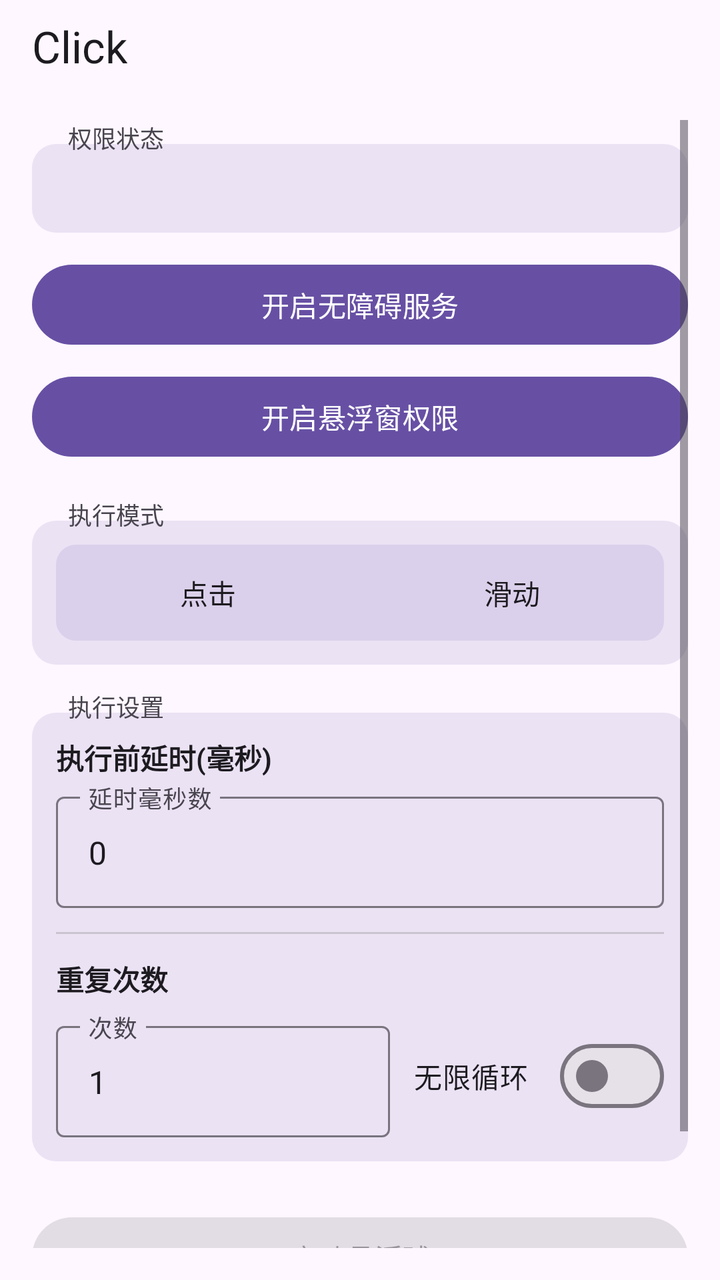
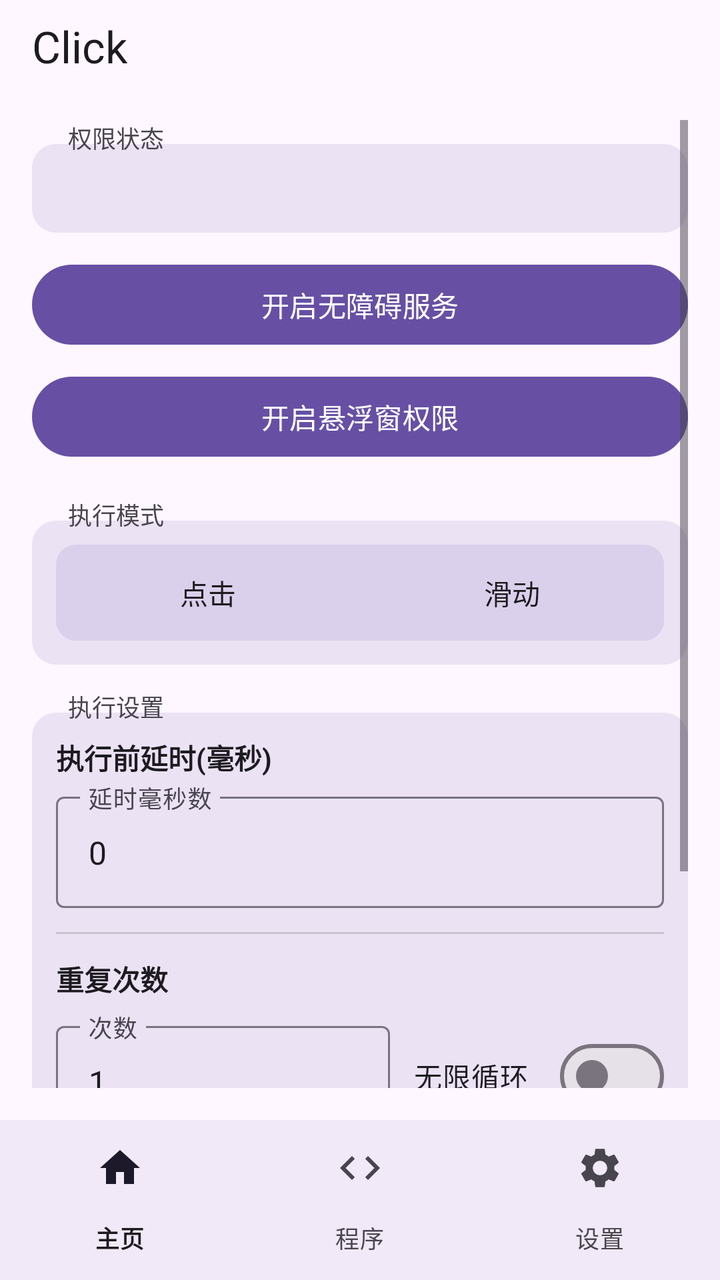

The first picture is an Android layout as it rendered before a commit; the second is the same layout after the commit. The layout source and the unified diff follow.
<!-- AndroidManifest.xml: activity theme Theme.Click -->
<!-- res/layout/activity_main.xml -->
<?xml version="1.0" encoding="utf-8"?>
<LinearLayout xmlns:android="http://schemas.android.com/apk/res/android"
    xmlns:app="http://schemas.android.com/apk/res-auto"
    android:layout_width="match_parent"
    android:layout_height="match_parent"
    android:orientation="vertical">

    
    <com.google.android.material.appbar.MaterialToolbar
        android:id="@+id/toolbar"
        android:layout_width="match_parent"
        android:layout_height="44dp"
        android:minHeight="44dp"
        android:paddingTop="2dp"
        android:background="?attr/colorSurface"
        app:title="Click"
        app:titleTextColor="?attr/colorOnSurface" />

    
    <ScrollView
        android:id="@+id/home_content"
        android:layout_width="match_parent"
        android:layout_height="match_parent"
        android:padding="16dp">

        <LinearLayout
            android:layout_width="match_parent"
            android:layout_height="wrap_content"
            android:orientation="vertical">

            
            <TextView
                android:layout_width="wrap_content"
                android:layout_height="wrap_content"
                android:text="权限状态"
                android:textSize="12sp"
                android:textColor="?attr/colorOnSurfaceVariant"
                android:background="@android:color/transparent"
                android:paddingHorizontal="6dp"
                android:layout_marginStart="12dp"
                android:layout_marginBottom="-6dp"
                android:elevation="2dp" />

            
            <LinearLayout
                android:layout_width="match_parent"
                android:layout_height="wrap_content"
                android:orientation="vertical"
                android:background="@drawable/section_border"
                android:padding="12dp">

                <TextView
                    android:id="@+id/statusText"
                    android:layout_width="match_parent"
                    android:layout_height="wrap_content"
                    android:gravity="start"
                    android:textSize="15sp"
                    android:textStyle="bold"
                    android:textColor="?attr/colorOnSurface" />
            </LinearLayout>

            <Button
                android:id="@+id/btnEnableService"
                android:layout_width="match_parent"
                android:layout_height="wrap_content"
                android:layout_marginTop="12dp"
                android:text="开启无障碍服务" />

            <Button
                android:id="@+id/btnEnableOverlay"
                android:layout_width="match_parent"
                android:layout_height="wrap_content"
                android:layout_marginTop="8dp"
                android:text="开启悬浮窗权限" />

            
            <TextView
                android:layout_width="wrap_content"
                android:layout_height="wrap_content"
                android:layout_marginTop="16dp"
                android:text="执行模式"
                android:textSize="12sp"
                android:textColor="?attr/colorOnSurfaceVariant"
                android:background="@android:color/transparent"
                android:paddingHorizontal="6dp"
                android:layout_marginStart="12dp"
                android:layout_marginBottom="-6dp"
                android:elevation="2dp" />

            
            <LinearLayout
                android:layout_width="match_parent"
                android:layout_height="wrap_content"
                android:orientation="vertical"
                android:background="@drawable/section_border"
                android:padding="12dp">

                <FrameLayout
                    android:layout_width="match_parent"
                    android:layout_height="wrap_content"
                    android:background="@drawable/segment_bg">

                    <View
                        android:id="@+id/modeIndicator"
                        android:layout_width="0dp"
                        android:layout_height="36dp"
                        android:layout_gravity="center_vertical"
                        android:layout_marginStart="4dp"
                        android:background="@drawable/segment_selected" />

                    <LinearLayout
                        android:layout_width="match_parent"
                        android:layout_height="wrap_content"
                        android:orientation="horizontal">

                        <Button
                            android:id="@+id/radioClick"
                            android:layout_width="0dp"
                            android:layout_height="wrap_content"
                            android:layout_weight="1"
                            android:text="点击"
                            android:background="@android:color/transparent"
                            android:textColor="@color/btn_text_selector" />

                        <Button
                            android:id="@+id/radioSwipe"
                            android:layout_width="0dp"
                            android:layout_height="wrap_content"
                            android:layout_weight="1"
                            android:text="滑动"
                            android:background="@android:color/transparent"
                            android:textColor="@color/btn_text_selector" />
                    </LinearLayout>
                </FrameLayout>

                <LinearLayout
                    android:id="@+id/swipeParams"
                    android:layout_width="match_parent"
                    android:layout_height="wrap_content"
                    android:orientation="vertical"
                    android:visibility="gone"
                    android:layout_marginTop="12dp">

                    <View
                        android:layout_width="match_parent"
                        android:layout_height="1dp"
                        android:background="?attr/colorOutlineVariant" />

                    <TextView
                        android:layout_width="wrap_content"
                        android:layout_height="wrap_content"
                        android:layout_marginTop="12dp"
                        android:text="滑动方式"
                        android:textSize="13sp"
                        android:textStyle="bold"
                        android:textColor="?attr/colorOnSurface" />

                    <FrameLayout
                        android:layout_width="match_parent"
                        android:layout_height="wrap_content"
                        android:layout_marginTop="8dp"
                        android:background="@drawable/segment_bg">

                        <View
                            android:id="@+id/swipeMethodIndicator"
                            android:layout_width="0dp"
                            android:layout_height="36dp"
                            android:layout_gravity="center_vertical"
                            android:layout_marginStart="4dp"
                            android:background="@drawable/segment_selected" />

                        <LinearLayout
                            android:layout_width="match_parent"
                            android:layout_height="wrap_content"
                            android:orientation="horizontal">

                            <Button
                                android:id="@+id/radioSwipeManual"
                                android:layout_width="0dp"
                                android:layout_height="wrap_content"
                                android:layout_weight="1"
                                android:text="手动参数"
                                android:background="@android:color/transparent"
                                android:textColor="@color/btn_text_selector" />

                            <Button
                                android:id="@+id/radioSwipeGesture"
                                android:layout_width="0dp"
                                android:layout_height="wrap_content"
                                android:layout_weight="1"
                                android:text="手势录制"
                                android:background="@android:color/transparent"
                                android:textColor="@color/btn_text_selector" />
                        </LinearLayout>
                    </FrameLayout>

                    <LinearLayout
                        android:id="@+id/manualSwipeParams"
                        android:layout_width="match_parent"
                        android:layout_height="wrap_content"
                        android:orientation="vertical"
                        android:layout_marginTop="12dp">

                        <TextView
                            android:layout_width="wrap_content"
                            android:layout_height="wrap_content"
                            android:text="起点"
                            android:textSize="13sp"
                            android:textColor="?attr/colorPrimary" />

                        <LinearLayout
                            android:layout_width="match_parent"
                            android:layout_height="wrap_content"
                            android:layout_marginTop="4dp"
                            android:orientation="horizontal">

                            <com.google.android.material.textfield.TextInputLayout
                                android:layout_width="0dp"
                                android:layout_height="wrap_content"
                                android:layout_weight="1"
                                android:layout_marginEnd="4dp"
                                android:hint="起点 X (横向坐标)"
                                style="@style/Widget.Material3.TextInputLayout.OutlinedBox">

                                <com.google.android.material.textfield.TextInputEditText
                                    android:id="@+id/inputSwipeX1"
                                    android:layout_width="match_parent"
                                    android:layout_height="wrap_content"
                                    android:inputType="numberDecimal" />
                            </com.google.android.material.textfield.TextInputLayout>

                            <com.google.android.material.textfield.TextInputLayout
                                android:layout_width="0dp"
                                android:layout_height="wrap_content"
                                android:layout_weight="1"
                                android:layout_marginStart="4dp"
                                android:hint="起点 Y (纵向坐标)"
                                style="@style/Widget.Material3.TextInputLayout.OutlinedBox">

                                <com.google.android.material.textfield.TextInputEditText
                                    android:id="@+id/inputSwipeY1"
                                    android:layout_width="match_parent"
                                    android:layout_height="wrap_content"
                                    android:inputType="numberDecimal" />
                            </com.google.android.material.textfield.TextInputLayout>
                        </LinearLayout>

                        <TextView
                            android:layout_width="wrap_content"
                            android:layout_height="wrap_content"
                            android:layout_marginTop="8dp"
                            android:text="终点"
                            android:textSize="13sp"
                            android:textColor="?attr/colorPrimary" />

                        <LinearLayout
                            android:layout_width="match_parent"
                            android:layout_height="wrap_content"
                            android:layout_marginTop="4dp"
                            android:orientation="horizontal">

                            <com.google.android.material.textfield.TextInputLayout
                                android:layout_width="0dp"
                                android:layout_height="wrap_content"
                                android:layout_weight="1"
                                android:layout_marginEnd="4dp"
                                android:hint="终点 X (横向坐标)"
                                style="@style/Widget.Material3.TextInputLayout.OutlinedBox">

                                <com.google.android.material.textfield.TextInputEditText
                                    android:id="@+id/inputSwipeX2"
                                    android:layout_width="match_parent"
                                    android:layout_height="wrap_content"
                                    android:inputType="numberDecimal" />
                            </com.google.android.material.textfield.TextInputLayout>

                            <com.google.android.material.textfield.TextInputLayout
                                android:layout_width="0dp"
                                android:layout_height="wrap_content"
                                android:layout_weight="1"
                                android:layout_marginStart="4dp"
                                android:hint="终点 Y (纵向坐标)"
                                style="@style/Widget.Material3.TextInputLayout.OutlinedBox">

                                <com.google.android.material.textfield.TextInputEditText
                                    android:id="@+id/inputSwipeY2"
                                    android:layout_width="match_parent"
                                    android:layout_height="wrap_content"
                                    android:inputType="numberDecimal" />
                            </com.google.android.material.textfield.TextInputLayout>
                        </LinearLayout>

                        <TextView
                            android:layout_width="wrap_content"
                            android:layout_height="wrap_content"
                            android:layout_marginTop="8dp"
                            android:text="时长"
                            android:textSize="13sp"
                            android:textColor="?attr/colorPrimary" />

                        <com.google.android.material.textfield.TextInputLayout
                            android:layout_width="match_parent"
                            android:layout_height="wrap_content"
                            android:layout_marginTop="4dp"
                            android:hint="滑动耗时(毫秒)"
                            style="@style/Widget.Material3.TextInputLayout.OutlinedBox">

                            <com.google.android.material.textfield.TextInputEditText
                                android:id="@+id/inputSwipeDuration"
                                android:layout_width="match_parent"
                                android:layout_height="wrap_content"
                                android:inputType="number" />
                        </com.google.android.material.textfield.TextInputLayout>
                    </LinearLayout>

                    <LinearLayout
                        android:id="@+id/gestureSwipeSection"
                        android:layout_width="match_parent"
                        android:layout_height="wrap_content"
                        android:orientation="vertical"
                        android:visibility="gone"
                        android:layout_marginTop="12dp">

                        <TextView
                            android:id="@+id/lblRecordedStatus"
                            android:layout_width="wrap_content"
                            android:layout_height="wrap_content"
                            android:text=""
                            android:textSize="13sp"
                            android:textColor="?attr/colorPrimary" />

                        <Button
                            android:id="@+id/btnRecordGesture"
                            android:layout_width="match_parent"
                            android:layout_height="wrap_content"
                            android:layout_marginTop="8dp"
                            android:text="录制手势 (在屏幕上滑动)" />
                    </LinearLayout>
                </LinearLayout>
            </LinearLayout>

            
            <TextView
                android:layout_width="wrap_content"
                android:layout_height="wrap_content"
                android:layout_marginTop="12dp"
                android:text="执行设置"
                android:textSize="12sp"
                android:textColor="?attr/colorOnSurfaceVariant"
                android:background="@android:color/transparent"
                android:paddingHorizontal="6dp"
                android:layout_marginStart="12dp"
                android:layout_marginBottom="-6dp"
                android:elevation="2dp" />

            
            <LinearLayout
                android:layout_width="match_parent"
                android:layout_height="wrap_content"
                android:orientation="vertical"
                android:background="@drawable/section_border"
                android:padding="12dp">

                <TextView
                    android:layout_width="wrap_content"
                    android:layout_height="wrap_content"
                    android:text="执行前延时(毫秒)"
                    android:textSize="14sp"
                    android:textStyle="bold"
                    android:textColor="?attr/colorOnSurface" />

                <com.google.android.material.textfield.TextInputLayout
                    android:layout_width="match_parent"
                    android:layout_height="wrap_content"
                    android:layout_marginTop="4dp"
                    android:hint="延时毫秒数"
                    style="@style/Widget.Material3.TextInputLayout.OutlinedBox">

                    <com.google.android.material.textfield.TextInputEditText
                        android:id="@+id/inputDelay"
                        android:layout_width="match_parent"
                        android:layout_height="wrap_content"
                        android:inputType="number"
                        android:text="0" />
                </com.google.android.material.textfield.TextInputLayout>

                <View
                    android:layout_width="match_parent"
                    android:layout_height="1dp"
                    android:layout_marginTop="12dp"
                    android:background="?attr/colorOutlineVariant" />

                <TextView
                    android:layout_width="wrap_content"
                    android:layout_height="wrap_content"
                    android:layout_marginTop="12dp"
                    android:text="重复次数"
                    android:textSize="14sp"
                    android:textStyle="bold"
                    android:textColor="?attr/colorOnSurface" />

                <LinearLayout
                    android:layout_width="match_parent"
                    android:layout_height="wrap_content"
                    android:layout_marginTop="8dp"
                    android:orientation="horizontal"
                    android:gravity="center_vertical">

                    <com.google.android.material.textfield.TextInputLayout
                        android:layout_width="0dp"
                        android:layout_height="wrap_content"
                        android:layout_weight="1"
                        android:hint="次数"
                        style="@style/Widget.Material3.TextInputLayout.OutlinedBox">

                        <com.google.android.material.textfield.TextInputEditText
                            android:id="@+id/inputRepeat"
                            android:layout_width="match_parent"
                            android:layout_height="wrap_content"
                            android:inputType="number"
                            android:text="1" />
                    </com.google.android.material.textfield.TextInputLayout>

                    <com.google.android.material.materialswitch.MaterialSwitch
                        android:id="@+id/checkInfinite"
                        android:layout_width="wrap_content"
                        android:layout_height="wrap_content"
                        android:layout_marginStart="12dp"
                        android:text="无限循环" />
                </LinearLayout>
            </LinearLayout>

            <FrameLayout
                android:layout_width="match_parent"
                android:layout_height="wrap_content"
                android:layout_marginTop="24dp">

                <Button
                    android:id="@+id/btnStartFloating"
                    android:layout_width="match_parent"
                    android:layout_height="wrap_content"
                    android:text="启动悬浮球"
                    android:enabled="false" />

                <View
                    android:id="@+id/btnStartOverlay"
                    android:layout_width="match_parent"
                    android:layout_height="match_parent"
                    android:background="@android:color/transparent"
                    android:clickable="true"
                    android:visibility="gone" />
            </FrameLayout>

            <Button
                android:id="@+id/btnStopFloating"
                android:layout_width="match_parent"
                android:layout_height="wrap_content"
                android:layout_marginTop="8dp"
                android:text="停止悬浮球"
                android:enabled="false" />

        </LinearLayout>
    </ScrollView>

    
    <LinearLayout
        android:id="@+id/program_page"
        android:layout_width="match_parent"
        android:layout_height="match_parent"
        android:orientation="vertical"
        android:gravity="center"
        android:visibility="gone" />

    
    <LinearLayout
        android:id="@+id/settings_page"
        android:layout_width="match_parent"
        android:layout_height="match_parent"
        android:orientation="vertical"
        android:gravity="center"
        android:visibility="gone" />

    
    <com.google.android.material.bottomnavigation.BottomNavigationView
        android:id="@+id/bottom_navigation"
        android:layout_width="match_parent"
        android:layout_height="wrap_content"
        android:background="?attr/colorSurface"
        app:labelVisibilityMode="labeled"
        app:menu="@menu/bottom_nav_menu" />

</LinearLayout>
<!-- resources referenced by this layout -->
<resources>
  <!-- drawable section_border (drawable) -->
  <?xml version="1.0" encoding="utf-8"?>
  <shape xmlns:android="http://schemas.android.com/apk/res/android"
      android:shape="rectangle">
      <solid android:color="@color/section_background" />
      <corners android:radius="12dp" />
  </shape>
  <!-- drawable segment_bg (drawable) -->
  <?xml version="1.0" encoding="utf-8"?>
  <shape xmlns:android="http://schemas.android.com/apk/res/android"
      android:shape="rectangle">
      <solid android:color="#206750A4" />
      <corners android:radius="10dp" />
  </shape>
  <!-- drawable segment_selected (drawable) -->
  <?xml version="1.0" encoding="utf-8"?>
  <shape xmlns:android="http://schemas.android.com/apk/res/android"
      android:shape="rectangle">
      <solid android:color="@color/md_theme_primary" />
      <corners android:radius="8dp" />
  </shape>
  <style name="Theme.Click" parent="Theme.Material3.DayNight.NoActionBar">
          <item name="colorPrimary">@color/md_theme_primary</item>
          <item name="colorOnPrimary">@color/md_theme_onPrimary</item>
          <item name="colorPrimaryContainer">@color/md_theme_primaryContainer</item>
          <item name="colorOnPrimaryContainer">@color/md_theme_onPrimaryContainer</item>
          <item name="colorSecondary">@color/md_theme_secondary</item>
          <item name="colorOnSecondary">@color/md_theme_onSecondary</item>
          <item name="colorSecondaryContainer">@color/md_theme_secondaryContainer</item>
          <item name="colorOnSecondaryContainer">@color/md_theme_onSecondaryContainer</item>
          <item name="android:colorBackground">@color/md_theme_background</item>
          <item name="colorOnBackground">@color/md_theme_onBackground</item>
          <item name="colorSurface">@color/md_theme_surface</item>
          <item name="colorOnSurface">@color/md_theme_onSurface</item>
          <item name="colorSurfaceVariant">@color/md_theme_surfaceVariant</item>
          <item name="colorOnSurfaceVariant">@color/md_theme_onSurfaceVariant</item>
          <item name="colorOutline">@color/md_theme_outline</item>
          <item name="colorOutlineVariant">@color/md_theme_outlineVariant</item>
          <item name="android:statusBarColor">@color/md_theme_surface</item>
          <item name="android:navigationBarColor">@color/md_theme_surface</item>
          <item name="android:windowLightStatusBar">true</item>
          <item name="android:windowBackground">@color/md_theme_background</item>
          
          <item name="android:windowSplashScreenBackground">@color/md_theme_background</item>
          <item name="android:windowSplashScreenAnimatedIcon">@drawable/splash_icon</item>
      </style>
  <color name="section_background">#206750A4</color>
  <color name="md_theme_primary">#6750A4</color>
  <color name="md_theme_onPrimary">#FFFFFF</color>
  <color name="md_theme_primaryContainer">#EADDFF</color>
  <color name="md_theme_onPrimaryContainer">#21005D</color>
  <color name="md_theme_secondary">#625B71</color>
  <color name="md_theme_onSecondary">#FFFFFF</color>
  <color name="md_theme_secondaryContainer">#E8DEF8</color>
  <color name="md_theme_onSecondaryContainer">#1D192B</color>
  <color name="md_theme_background">#FEF7FF</color>
  <color name="md_theme_onBackground">#1D1B20</color>
  <color name="md_theme_surface">#FEF7FF</color>
  <color name="md_theme_onSurface">#1D1B20</color>
  <color name="md_theme_surfaceVariant">#E7E0EC</color>
  <color name="md_theme_onSurfaceVariant">#49454F</color>
  <color name="md_theme_outline">#79747E</color>
  <color name="md_theme_outlineVariant">#CAC4D0</color>
  <!-- drawable splash_icon: png bitmap (drawable, 131094 bytes) -->
</resources>

<!-- the commit's change to res/layout/activity_main.xml (unified diff, before → after) -->
@@ -20,7 +20,8 @@
     <ScrollView
         android:id="@+id/home_content"
         android:layout_width="match_parent"
-        android:layout_height="match_parent"
+        android:layout_height="0dp"
+        android:layout_weight="1"
         android:padding="16dp">
 
         <LinearLayout
@@ -466,7 +467,8 @@
     <LinearLayout
         android:id="@+id/program_page"
         android:layout_width="match_parent"
-        android:layout_height="match_parent"
+        android:layout_height="0dp"
+        android:layout_weight="1"
         android:orientation="vertical"
         android:gravity="center"
         android:visibility="gone" />
@@ -475,7 +477,8 @@
     <LinearLayout
         android:id="@+id/settings_page"
         android:layout_width="match_parent"
-        android:layout_height="match_parent"
+        android:layout_height="0dp"
+        android:layout_weight="1"
         android:orientation="vertical"
         android:gravity="center"
         android:visibility="gone" />
